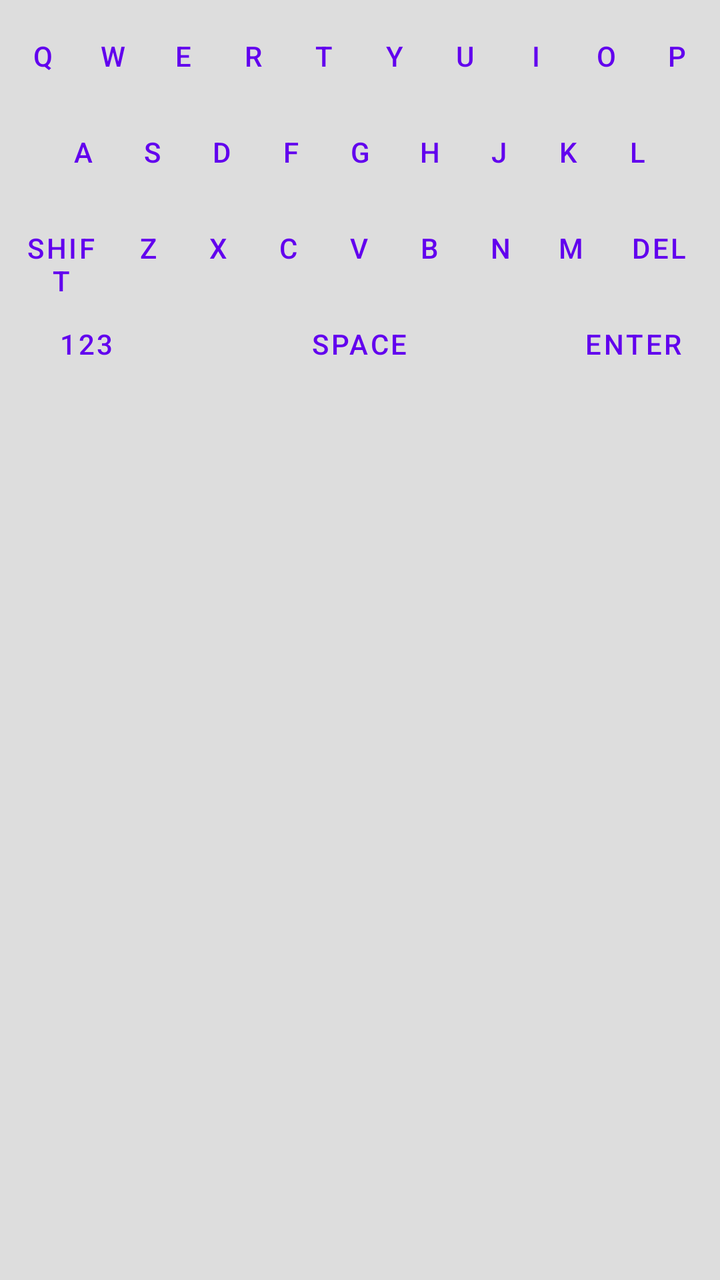
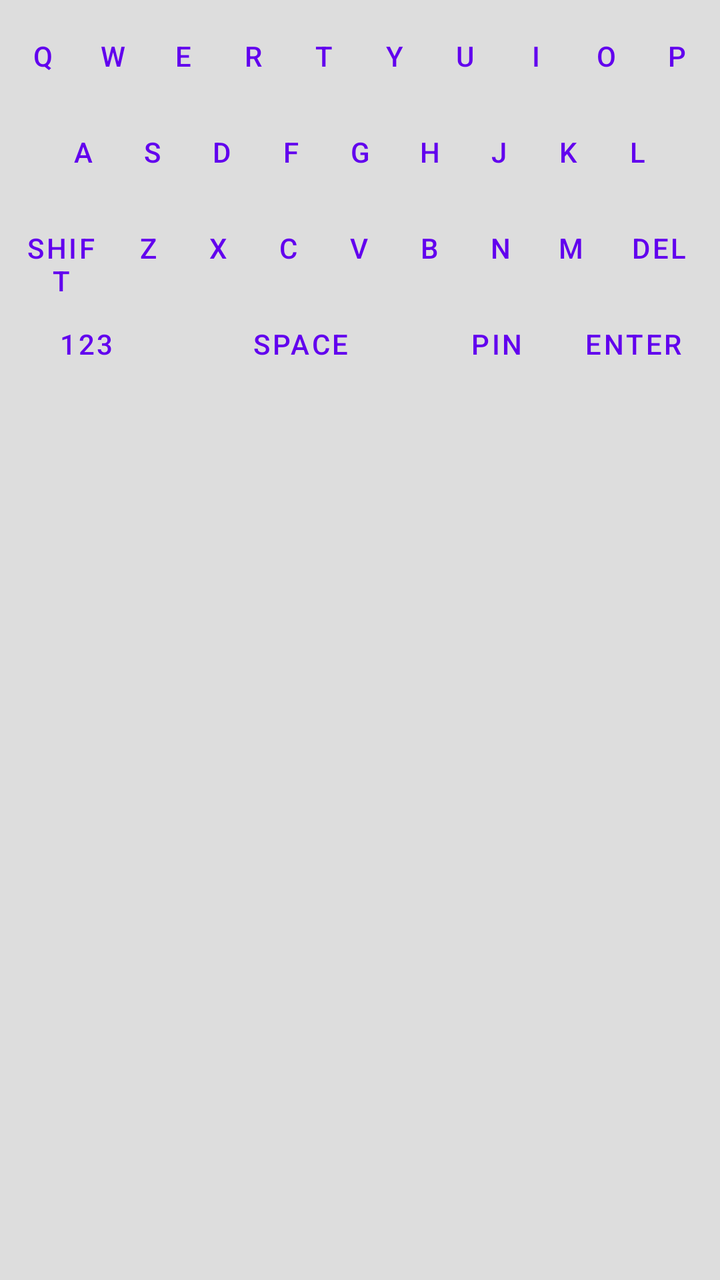

Before-and-after screenshots of an Android layout around one commit, followed by the original layout XML and the change that was made.
<!-- AndroidManifest.xml: application theme Theme.Qbot -->
<!-- res/layout/keyboard_view.xml -->
<?xml version="1.0" encoding="utf-8"?>
<LinearLayout xmlns:android="http://schemas.android.com/apk/res/android"
    android:id="@+id/keyboard_root"
    android:layout_width="match_parent"
    android:layout_height="wrap_content"
    android:background="#DDDDDD"
    android:orientation="vertical"
    android:padding="4dp"
    android:paddingBottom="10dp">

    
    <LinearLayout
        android:id="@+id/row_1"
        android:layout_width="match_parent"
        android:layout_height="wrap_content"
        android:orientation="horizontal">

        <Button
            android:id="@+id/btn_q"
            style="?android:attr/buttonBarButtonStyle"
            android:layout_width="0dp"
            android:layout_height="wrap_content"
            android:layout_weight="1"
            android:text="Q" />

        <Button
            android:id="@+id/btn_w"
            style="?android:attr/buttonBarButtonStyle"
            android:layout_width="0dp"
            android:layout_height="wrap_content"
            android:layout_weight="1"
            android:text="W" />

        <Button
            android:id="@+id/btn_e"
            style="?android:attr/buttonBarButtonStyle"
            android:layout_width="0dp"
            android:layout_height="wrap_content"
            android:layout_weight="1"
            android:text="E" />

        <Button
            android:id="@+id/btn_r"
            style="?android:attr/buttonBarButtonStyle"
            android:layout_width="0dp"
            android:layout_height="wrap_content"
            android:layout_weight="1"
            android:text="R" />

        <Button
            android:id="@+id/btn_t"
            style="?android:attr/buttonBarButtonStyle"
            android:layout_width="0dp"
            android:layout_height="wrap_content"
            android:layout_weight="1"
            android:text="T" />

        <Button
            android:id="@+id/btn_y"
            style="?android:attr/buttonBarButtonStyle"
            android:layout_width="0dp"
            android:layout_height="wrap_content"
            android:layout_weight="1"
            android:text="Y" />

        <Button
            android:id="@+id/btn_u"
            style="?android:attr/buttonBarButtonStyle"
            android:layout_width="0dp"
            android:layout_height="wrap_content"
            android:layout_weight="1"
            android:text="U" />

        <Button
            android:id="@+id/btn_i"
            style="?android:attr/buttonBarButtonStyle"
            android:layout_width="0dp"
            android:layout_height="wrap_content"
            android:layout_weight="1"
            android:text="I" />

        <Button
            android:id="@+id/btn_o"
            style="?android:attr/buttonBarButtonStyle"
            android:layout_width="0dp"
            android:layout_height="wrap_content"
            android:layout_weight="1"
            android:text="O" />

        <Button
            android:id="@+id/btn_p"
            style="?android:attr/buttonBarButtonStyle"
            android:layout_width="0dp"
            android:layout_height="wrap_content"
            android:layout_weight="1"
            android:text="P" />
    </LinearLayout>

    
    <LinearLayout
        android:id="@+id/row_2"
        android:layout_width="match_parent"
        android:layout_height="wrap_content"
        android:orientation="horizontal"
        android:paddingStart="20dp"
        android:paddingEnd="20dp">

        <Button
            android:id="@+id/btn_a"
            style="?android:attr/buttonBarButtonStyle"
            android:layout_width="0dp"
            android:layout_height="wrap_content"
            android:layout_weight="1"
            android:text="A" />

        <Button
            android:id="@+id/btn_s"
            style="?android:attr/buttonBarButtonStyle"
            android:layout_width="0dp"
            android:layout_height="wrap_content"
            android:layout_weight="1"
            android:text="S" />

        <Button
            android:id="@+id/btn_d"
            style="?android:attr/buttonBarButtonStyle"
            android:layout_width="0dp"
            android:layout_height="wrap_content"
            android:layout_weight="1"
            android:text="D" />

        <Button
            android:id="@+id/btn_f"
            style="?android:attr/buttonBarButtonStyle"
            android:layout_width="0dp"
            android:layout_height="wrap_content"
            android:layout_weight="1"
            android:text="F" />

        <Button
            android:id="@+id/btn_g"
            style="?android:attr/buttonBarButtonStyle"
            android:layout_width="0dp"
            android:layout_height="wrap_content"
            android:layout_weight="1"
            android:text="G" />

        <Button
            android:id="@+id/btn_h"
            style="?android:attr/buttonBarButtonStyle"
            android:layout_width="0dp"
            android:layout_height="wrap_content"
            android:layout_weight="1"
            android:text="H" />

        <Button
            android:id="@+id/btn_j"
            style="?android:attr/buttonBarButtonStyle"
            android:layout_width="0dp"
            android:layout_height="wrap_content"
            android:layout_weight="1"
            android:text="J" />

        <Button
            android:id="@+id/btn_k"
            style="?android:attr/buttonBarButtonStyle"
            android:layout_width="0dp"
            android:layout_height="wrap_content"
            android:layout_weight="1"
            android:text="K" />

        <Button
            android:id="@+id/btn_l"
            style="?android:attr/buttonBarButtonStyle"
            android:layout_width="0dp"
            android:layout_height="wrap_content"
            android:layout_weight="1"
            android:text="L" />
    </LinearLayout>

    
    <LinearLayout
        android:id="@+id/row_3"
        android:layout_width="match_parent"
        android:layout_height="wrap_content"
        android:orientation="horizontal">

        <Button
            android:id="@+id/btn_shift"
            style="?android:attr/buttonBarButtonStyle"
            android:layout_width="0dp"
            android:layout_height="wrap_content"
            android:layout_weight="1.5"
            android:text="SHIFT" />

        <Button
            android:id="@+id/btn_z"
            style="?android:attr/buttonBarButtonStyle"
            android:layout_width="0dp"
            android:layout_height="wrap_content"
            android:layout_weight="1"
            android:text="Z" />

        <Button
            android:id="@+id/btn_x"
            style="?android:attr/buttonBarButtonStyle"
            android:layout_width="0dp"
            android:layout_height="wrap_content"
            android:layout_weight="1"
            android:text="X" />

        <Button
            android:id="@+id/btn_c"
            style="?android:attr/buttonBarButtonStyle"
            android:layout_width="0dp"
            android:layout_height="wrap_content"
            android:layout_weight="1"
            android:text="C" />

        <Button
            android:id="@+id/btn_v"
            style="?android:attr/buttonBarButtonStyle"
            android:layout_width="0dp"
            android:layout_height="wrap_content"
            android:layout_weight="1"
            android:text="V" />

        <Button
            android:id="@+id/btn_b"
            style="?android:attr/buttonBarButtonStyle"
            android:layout_width="0dp"
            android:layout_height="wrap_content"
            android:layout_weight="1"
            android:text="B" />

        <Button
            android:id="@+id/btn_n"
            style="?android:attr/buttonBarButtonStyle"
            android:layout_width="0dp"
            android:layout_height="wrap_content"
            android:layout_weight="1"
            android:text="N" />

        <Button
            android:id="@+id/btn_m"
            style="?android:attr/buttonBarButtonStyle"
            android:layout_width="0dp"
            android:layout_height="wrap_content"
            android:layout_weight="1"
            android:text="M" />

        <Button
            android:id="@+id/btn_del"
            style="?android:attr/buttonBarButtonStyle"
            android:layout_width="0dp"
            android:layout_height="wrap_content"
            android:layout_weight="1.5"
            android:text="DEL" />
    </LinearLayout>

    
    <LinearLayout
        android:id="@+id/row_4"
        android:layout_width="match_parent"
        android:layout_height="wrap_content"
        android:orientation="horizontal">

        <Button
            android:id="@+id/btn_mode_switch"
            style="?android:attr/buttonBarButtonStyle"
            android:layout_width="0dp"
            android:layout_height="wrap_content"
            android:layout_weight="2"
            android:text="123" />

        <Button
            android:id="@+id/btn_space"
            style="?android:attr/buttonBarButtonStyle"
            android:layout_width="0dp"
            android:layout_height="wrap_content"
            android:layout_weight="5"
            android:text="SPACE" />

        <Button
            android:id="@+id/btn_enter"
            style="?android:attr/buttonBarButtonStyle"
            android:layout_width="0dp"
            android:layout_height="wrap_content"
            android:layout_weight="2"
            android:text="ENTER" />
    </LinearLayout>

    
    <Space
        android:id="@+id/spacer_bottom"
        android:layout_width="match_parent"
        android:layout_height="20dp" />

</LinearLayout>
<!-- resources referenced by this layout -->
<resources>
  <style name="Theme.Qbot" parent="Theme.MaterialComponents.DayNight.DarkActionBar">
          
          <item name="colorPrimary">@color/purple_500</item>
          <item name="colorPrimaryVariant">@color/purple_700</item>
          <item name="colorOnPrimary">@color/white</item>
          
          <item name="colorSecondary">@color/teal_200</item>
          <item name="colorSecondaryVariant">@color/teal_700</item>
          <item name="colorOnSecondary">@color/black</item>
          
          <item name="android:statusBarColor">?attr/colorPrimaryVariant</item>
          
      </style>
  <color name="purple_500">#FF6200EE</color>
  <color name="purple_700">#FF3700B3</color>
  <color name="white">#FFFFFFFF</color>
  <color name="teal_200">#FF03DAC5</color>
  <color name="teal_700">#FF018786</color>
  <color name="black">#FF000000</color>
</resources>

<!-- the commit's change to res/layout/keyboard_view.xml (unified diff, before → after) -->
@@ -278,8 +278,16 @@
             style="?android:attr/buttonBarButtonStyle"
             android:layout_width="0dp"
             android:layout_height="wrap_content"
-            android:layout_weight="5"
+            android:layout_weight="3.5"
             android:text="SPACE" />
+
+        <Button
+            android:id="@+id/btn_layout_toggle"
+            style="?android:attr/buttonBarButtonStyle"
+            android:layout_width="0dp"
+            android:layout_height="wrap_content"
+            android:layout_weight="1.5"
+            android:text="pin" />
 
         <Button
             android:id="@+id/btn_enter"
